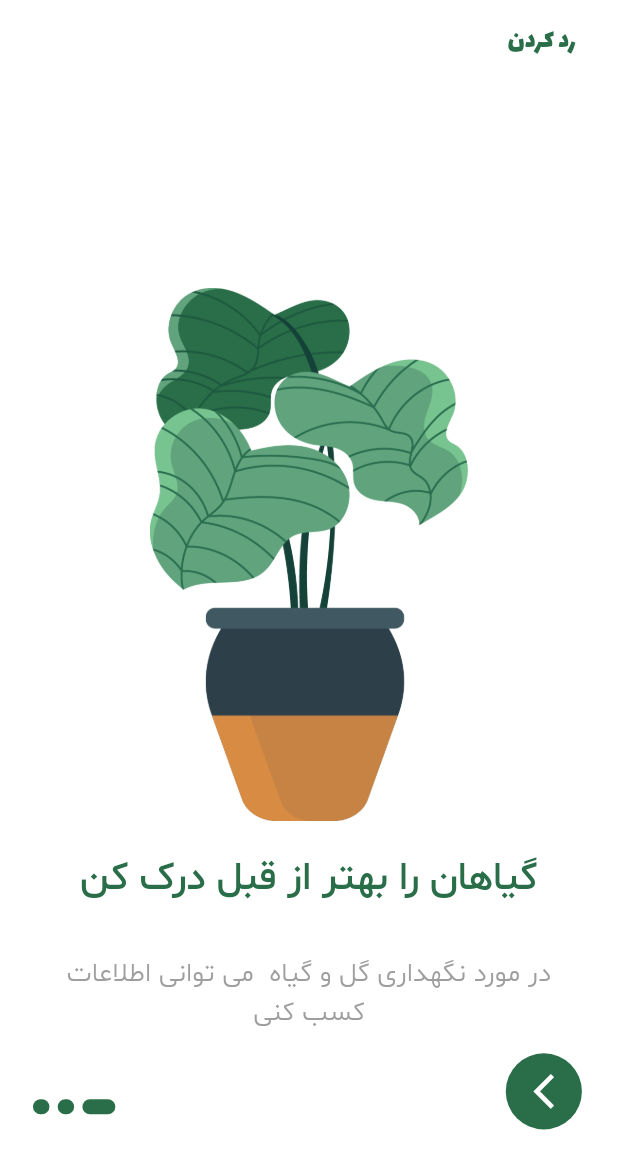
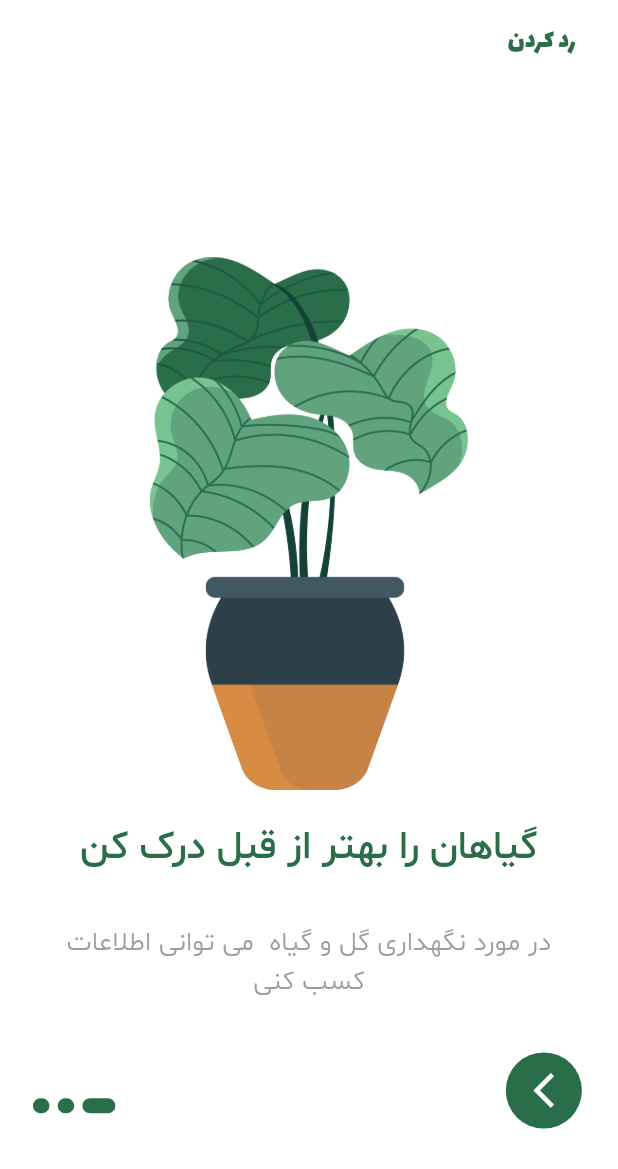
Before and after one commit to pouriashiralipour/planet_application, a Flutter app: the screen it shows after launch, on a phone screen of 412 x 824 dp. Shown: the top 1169 px of the screen. Run offline on Flutter 3.47's test engine with Material 3 defaults, Android fonts, the phone set to English and light mode, and no system bars.

Commit message:
finish onboarding screen

```diff
--- a/lib/screens/on_boarding_screen.dart
+++ b/lib/screens/on_boarding_screen.dart
@@ -57,7 +57,9 @@ class _OnBoardingScreenState extends State<OnBoardingScreen> {
           ),
         ),
       ),
-      body: Stack(
+      body: Padding(
+        padding: EdgeInsets.only(bottom: SizeConfig.screenHeight * 0.05),
+        child: Stack(
           children: [
             PageView.builder(
               itemCount: OnBoardingModels.onBoardingList.length,
@@ -110,12 +112,12 @@ class _OnBoardingScreenState extends State<OnBoardingScreen> {
               },
             ),
             Positioned(
-            bottom: SizeConfig.getProportionateScreenHeight(80),
+              bottom: SizeConfig.getProportionateScreenHeight(40),
               left: SizeConfig.getProportionateScreenWidth(20),
               child: Row(children: _buildIndicator()),
             ),
             Positioned(
-            bottom: SizeConfig.getProportionateScreenHeight(70),
+              bottom: SizeConfig.getProportionateScreenHeight(30),
               right: SizeConfig.getProportionateScreenWidth(20),
               child: GestureDetector(
                 onTap: () {
@@ -143,6 +145,7 @@ class _OnBoardingScreenState extends State<OnBoardingScreen> {
             ),
           ],
         ),
+      ),
     );
   }
 }
```
Lines whose indentation alone changed are shown as unchanged.
